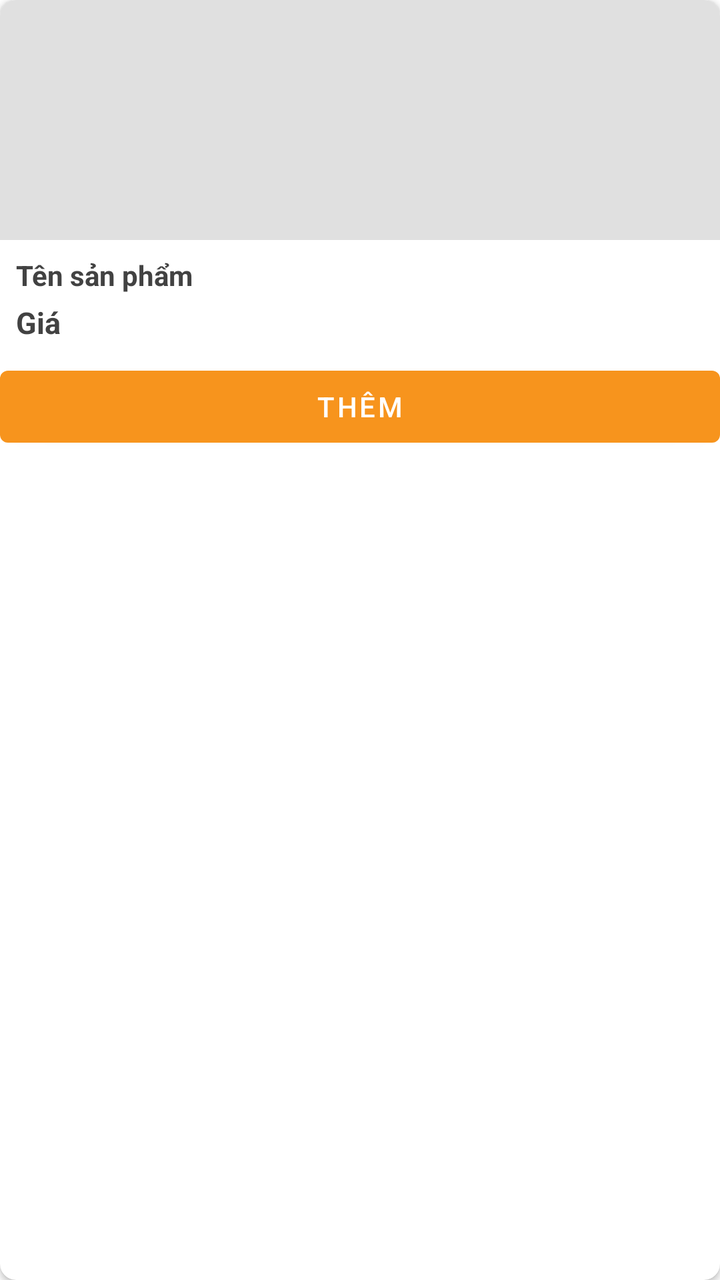
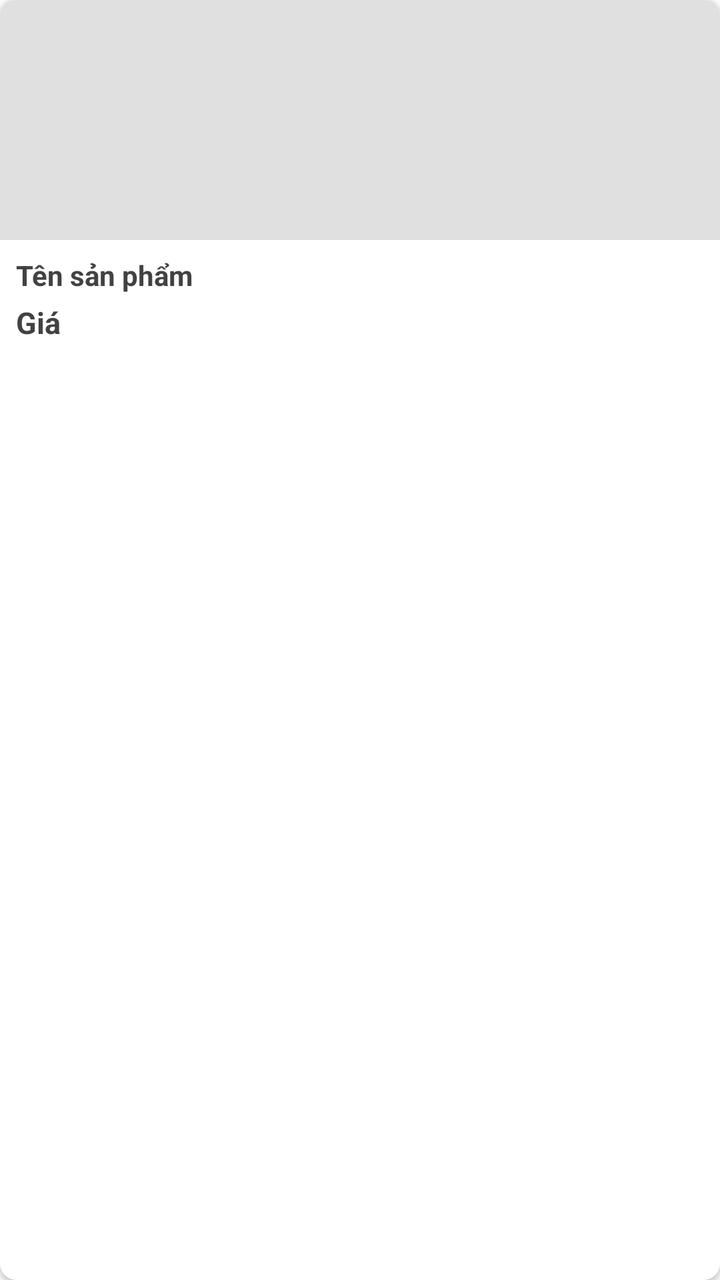

Before-and-after screenshots of an Android layout around one commit, followed by the original layout XML and the change that was made.
<!-- AndroidManifest.xml: application theme Theme.BaristaAssistantApp -->
<!-- res/layout/item_product_placeholder.xml -->
<?xml version="1.0" encoding="utf-8"?>
<androidx.cardview.widget.CardView xmlns:android="http://schemas.android.com/apk/res/android"
    xmlns:app="http://schemas.android.com/apk/res-auto"
    android:layout_width="match_parent"
    android:layout_height="wrap_content"
    android:layout_margin="6dp"
    app:cardCornerRadius="8dp"
    app:cardElevation="2dp">
    <LinearLayout
        android:layout_width="match_parent"
        android:layout_height="match_parent"
        android:orientation="vertical">
        <LinearLayout
            android:layout_width="match_parent"
            android:layout_height="wrap_content"
            android:orientation="vertical"
            android:paddingBottom="8dp">

            <ImageView
                android:id="@+id/productList.imageViewProduct"
                android:layout_width="match_parent"
                android:layout_height="120dp"
                android:scaleType="centerCrop"
                android:background="@color/medium_gray"
                android:contentDescription="@string/product_image_desc" />

            <TextView
                android:id="@+id/productList.textViewProductName"
                android:layout_width="match_parent"
                android:layout_height="wrap_content"
                android:layout_marginTop="8dp"
                android:layout_marginStart="8dp"
                android:layout_marginEnd="8dp"
                android:text="@string/product_name_placeholder"
                android:textColor="@color/dark_gray_text"
                android:textSize="14sp"
                android:maxLines="2"
                android:ellipsize="end"
                android:textStyle="bold"/>

            <TextView
                android:id="@+id/productList.textViewProductPrice"
                android:layout_width="match_parent"
                android:layout_height="wrap_content"
                android:layout_marginTop="4dp"
                android:layout_marginStart="8dp"
                android:layout_marginEnd="8dp"
                android:text="@string/product_price_placeholder"
                android:textColor="@color/dark_gray_text"
                android:textSize="15sp"
                android:textStyle="bold"/>
        </LinearLayout>
        <Button
            android:id="@+id/productList.buttonAddToCart"
            android:layout_width="match_parent"
            android:layout_height="wrap_content"
            android:text="@string/addToCart">

        </Button>
    </LinearLayout>

</androidx.cardview.widget.CardView>
<!-- resources referenced by this layout -->
<resources>
  <color name="dark_gray_text">#424242</color>
  <color name="medium_gray">#E0E0E0</color>
  <string name="addToCart">Thêm</string>
  <string name="product_image_desc">Ảnh sản phẩm</string>
  <string name="product_name_placeholder">Tên sản phẩm</string>
  <string name="product_price_placeholder">Giá</string>
  <style name="Theme.BaristaAssistantApp" parent="Theme.MaterialComponents.DayNight.NoActionBar">
          
          <item name="colorPrimary">@color/orange_brand</item>
          <item name="colorPrimaryVariant">@color/orange_dark</item>
          <item name="colorOnPrimary">@color/white</item>
          
          <item name="colorSecondary">@color/link_color</item> 
          <item name="colorSecondaryVariant">@color/link_color</item>
          <item name="colorOnSecondary">@color/black</item>
          
          <item name="android:statusBarColor" tools:targetApi="l">?attr/colorPrimaryVariant</item>
          
      </style>
  <color name="orange_brand">#F7941D</color>
  <color name="orange_dark">#FF8C00</color>
  <color name="white">#FFFFFFFF</color>
  <color name="link_color">#007AFF</color>
  <color name="black">#FF000000</color>
</resources>

<!-- the commit's change to res/layout/item_product_placeholder.xml (unified diff, before → after) -->
@@ -50,13 +50,6 @@
                 android:textSize="15sp"
                 android:textStyle="bold"/>
         </LinearLayout>
-        <Button
-            android:id="@+id/productList.buttonAddToCart"
-            android:layout_width="match_parent"
-            android:layout_height="wrap_content"
-            android:text="@string/addToCart">
-
-        </Button>
     </LinearLayout>
 
 </androidx.cardview.widget.CardView>
<!-- resource entries referenced after the edit -->
@@ -2,7 +2,6 @@
 <resources>
   <color name="dark_gray_text">#424242</color>
   <color name="medium_gray">#E0E0E0</color>
-  <string name="addToCart">Thêm</string>
   <string name="product_image_desc">Ảnh sản phẩm</string>
   <string name="product_name_placeholder">Tên sản phẩm</string>
   <string name="product_price_placeholder">Giá</string>
